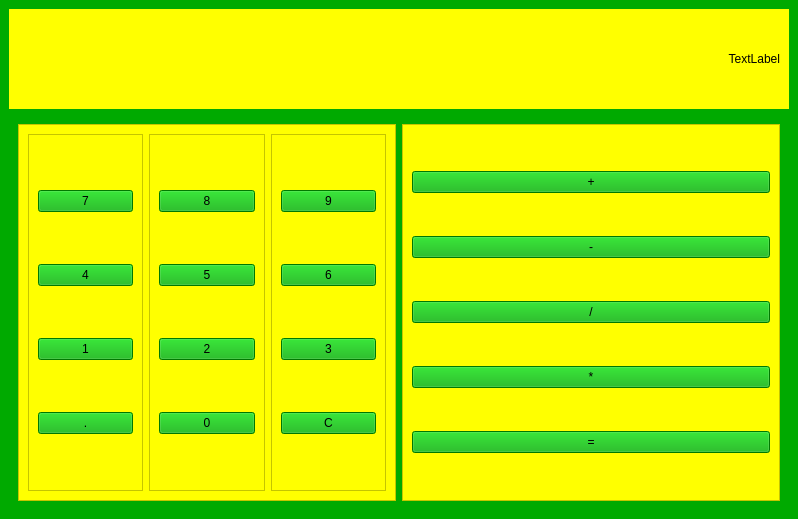
The window that calculator.ui (russellric/calculator) describes before a commit, drawn with Qt 5.
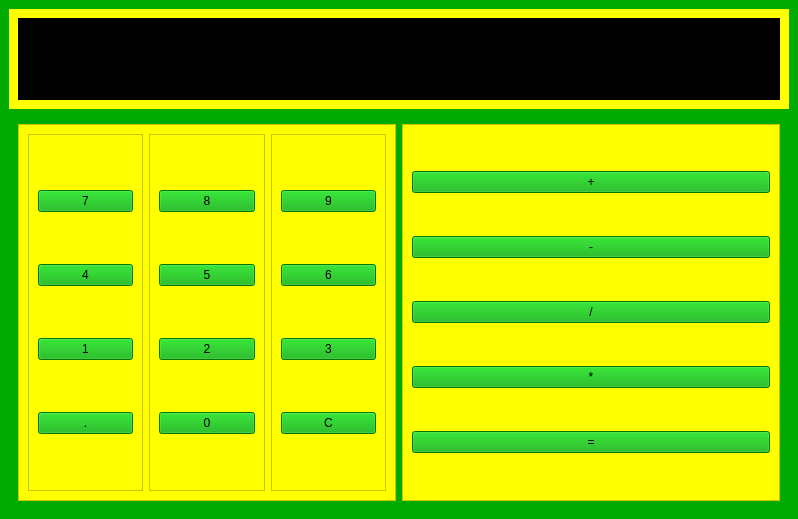
The same window after the commit.

Commit message: testing background color

```diff
--- a/calculator.ui
+++ b/calculator.ui
@@ -39,6 +39,9 @@
       <layout class="QVBoxLayout" name="verticalLayout_6">
        <item>
         <widget class="QLabel" name="display">
+         <property name="styleSheet">
+          <string notr="true">background-color: rgb(0, 0, 0);</string>
+         </property>
          <property name="text">
           <string>TextLabel</string>
          </property>
```
The commit also changes 3 other files.
